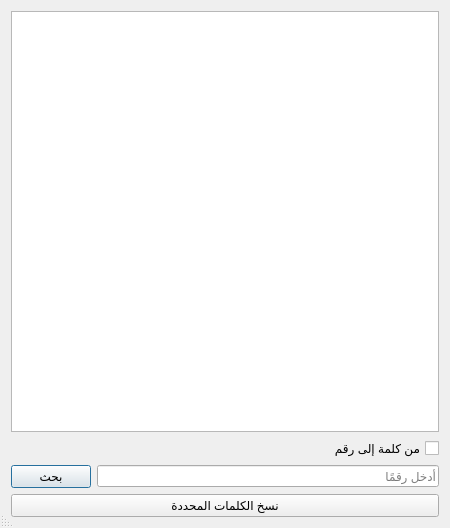
Qt form designer/dialog.ui (abdnh/armajor) before a commit.
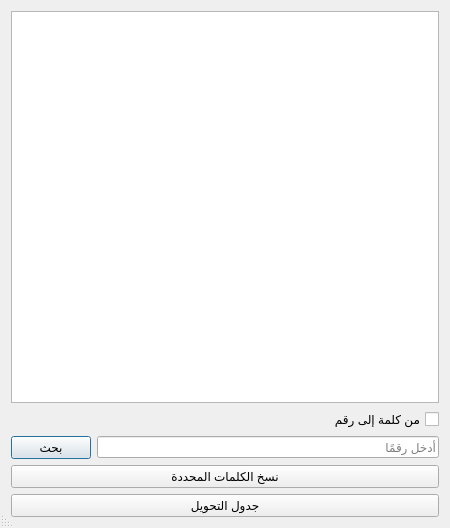
The same form after that commit.

Commit message: Add a new dialog to view mappings

Patch:
```diff
--- a/designer/dialog.ui
+++ b/designer/dialog.ui
@@ -72,6 +72,13 @@
      </property>
     </widget>
    </item>
+   <item>
+    <widget class="QPushButton" name="showMappingsButton">
+     <property name="text">
+      <string>جدول التحويل</string>
+     </property>
+    </widget>
+   </item>
   </layout>
  </widget>
  <resources/>
```
The commit also changes 1 other file.
